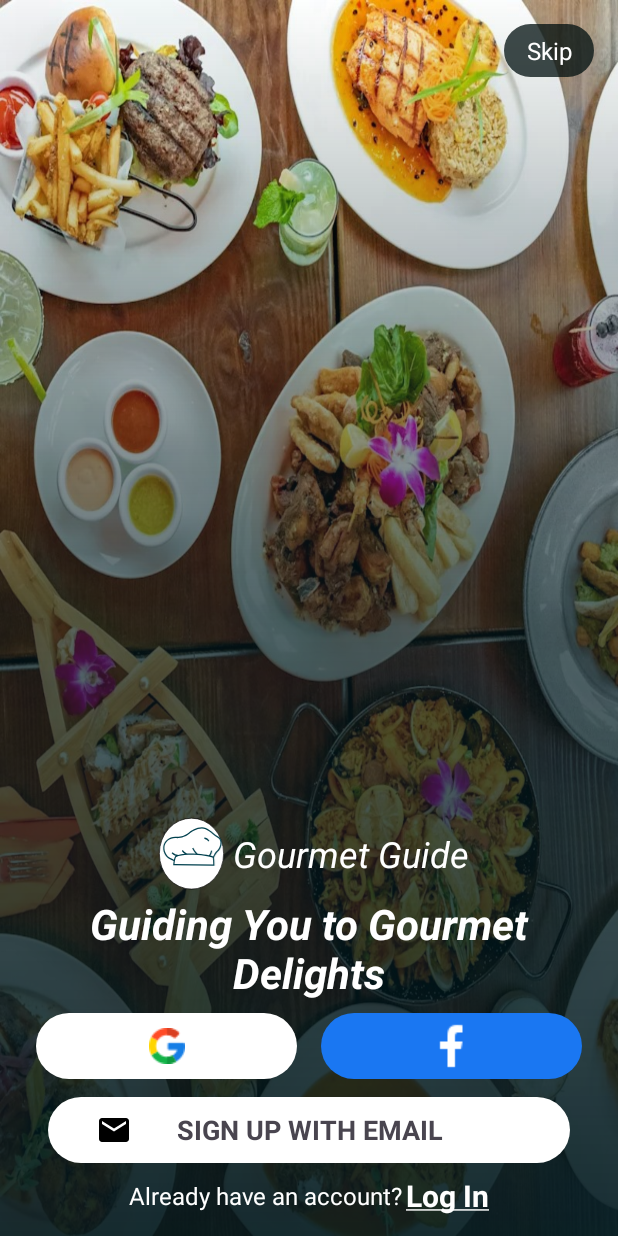
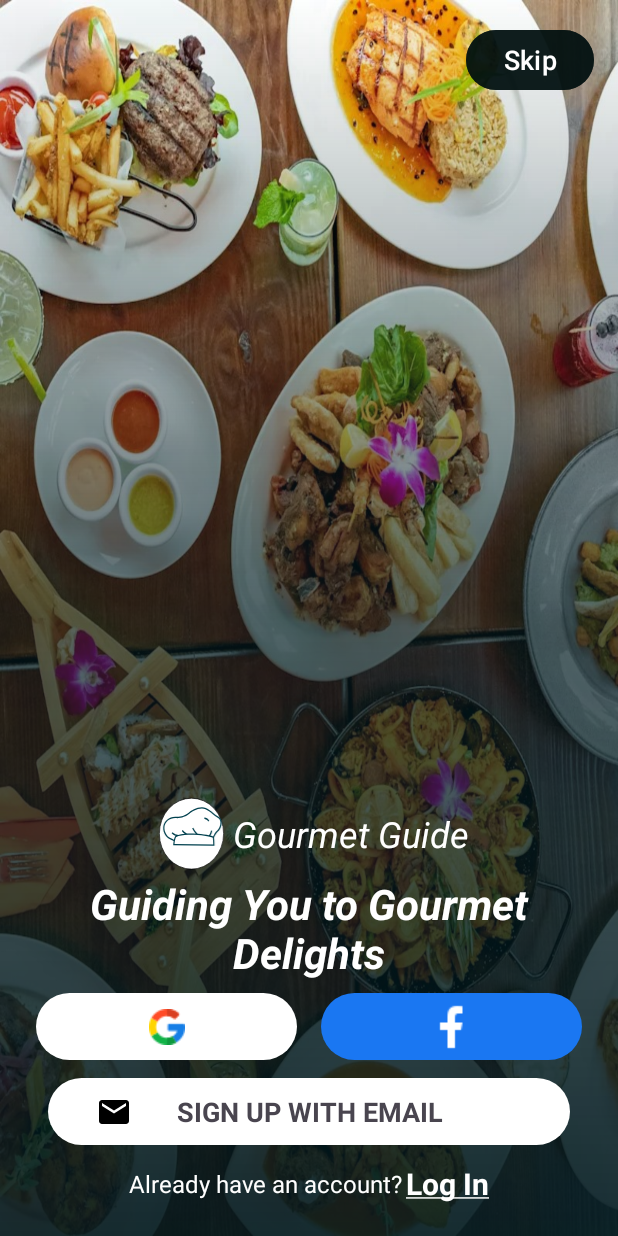
Before and after one commit to Ahmednasser21/Gourmet_Guide, an Android app: the screen it shows after launch (SignUpActivity), on a phone screen of 412 x 824 dp. Run offline under Robolectric (Android 15) with nearby library versions, the phone set to English and light mode, and no system bars; our stand-ins replace Firebase (no records; nobody signed in at launch, a user with empty details on screens opened directly); libraries missing offline, so code that uses them is left out: com.facebook, com.facebook.appevents, com.facebook.login; 6 statements that could not run were skipped.

Commit message:
Handling skip button to allow user to enter the app as a guest.

```diff
--- a/app/src/main/java/com/ahmed/gourmetguide/iti/signup_view/SignUpFragment.java
+++ b/app/src/main/java/com/ahmed/gourmetguide/iti/signup_view/SignUpFragment.java
@@ -1,8 +1,11 @@
 package com.ahmed.gourmetguide.iti.signup_view;
 
 import static android.content.ContentValues.TAG;
+import static android.content.Context.MODE_PRIVATE;
 
+import android.content.Context;
 import android.content.Intent;
+import android.content.SharedPreferences;
 import android.os.Bundle;
 
 import androidx.annotation.NonNull;
@@ -15,11 +18,13 @@ import android.util.Log;
 import android.view.LayoutInflater;
 import android.view.View;
 import android.view.ViewGroup;
+import android.widget.Button;
 import android.widget.ImageButton;
 import android.widget.ProgressBar;
 import android.widget.TextView;
 import android.widget.Toast;
 
+import com.ahmed.gourmetguide.iti.MainActivity;
 import com.ahmed.gourmetguide.iti.R;
 import com.facebook.AccessToken;
 import com.facebook.CallbackManager;
@@ -48,6 +53,7 @@ public class SignUpFragment extends Fragment {
     View rootView;
     TextView signUpWithEmail, goToLogin;
     ImageButton googleSignUp, facebookSignUp;
+    Button skip;
     ProgressBar myProgressBar;
 
     GoogleSignInOptions gso;
@@ -98,6 +104,14 @@ public class SignUpFragment extends Fragment {
         goToLogin.setOnClickListener(v -> {
             NavDirections action = SignUpFragmentDirections.actionSignUpFragmentToLoginFragment();
             Navigation.findNavController(v).navigate(action);
+        });
+        skip = view.findViewById(R.id.btn_skip);
+        skip.setOnClickListener(v->{
+            SharedPreferences sharedPreferences = getActivity().
+                    getSharedPreferences(getString(R.string.preference_login_file_key), MODE_PRIVATE);
+            SharedPreferences.Editor editor = sharedPreferences.edit();
+            editor.putBoolean(getString(R.string.preferences_is_guest),true);
+            startActivity(new Intent(getActivity(), MainActivity.class));
         });
     }
 
--- a/app/src/main/res/layout/fragment_sign_up.xml
+++ b/app/src/main/res/layout/fragment_sign_up.xml
@@ -25,7 +25,7 @@
         android:layout_width="wrap_content"
         android:layout_height="wrap_content"
         android:orientation="horizontal"
-        app:layout_constraintGuide_end="287dp" />
+        app:layout_constraintGuide_end="300dp" />
 
     <TextView
         android:id="@+id/textView2"
@@ -75,7 +75,7 @@
         android:layout_height="0dp"
         android:layout_marginStart="32dp"
         android:layout_marginEnd="32dp"
-        android:layout_marginBottom="8dp"
+        android:layout_marginBottom="12dp"
         android:background="@drawable/white_curved_background"
         android:gravity="center"
         android:text="@string/sign_up_with_email"
@@ -103,7 +103,7 @@
         android:id="@+id/textView4"
         android:layout_width="wrap_content"
         android:layout_height="wrap_content"
-        android:layout_marginBottom="16dp"
+        android:layout_marginBottom="24dp"
         android:text="@string/already_have_an_account"
         android:textColor="@color/white"
         android:textSize="16sp"
@@ -119,7 +119,7 @@
         android:layout_width="wrap_content"
         android:layout_height="wrap_content"
         android:layout_marginStart="2dp"
-        android:layout_marginBottom="16dp"
+        android:layout_marginBottom="24dp"
         android:text="@string/log_in"
         android:textColor="@color/white"
         android:textSize="20sp"
@@ -167,17 +167,17 @@
         app:layout_constraintTop_toBottomOf="@+id/textView2"
         tools:ignore="TouchTargetSizeCheck" />
 
-    <TextView
-        android:id="@+id/textView8"
-        android:layout_width="60dp"
-        android:layout_height="35dp"
+    <Button
+        android:id="@+id/btn_skip"
+        android:layout_width="85dp"
+        android:layout_height="48dp"
         android:layout_marginTop="16dp"
         android:layout_marginEnd="16dp"
-        android:background="@drawable/semidark_curved_background"
+        android:backgroundTint="#BF000F0F"
         android:gravity="center"
-        android:text="Skip"
+        android:text="@string/skip"
         android:textColor="@color/white"
-        android:textSize="16sp"
+        android:textSize="18sp"
         app:layout_constraintEnd_toEndOf="parent"
         app:layout_constraintTop_toTopOf="parent" />
 
--- a/app/src/main/res/values/strings.xml
+++ b/app/src/main/res/values/strings.xml
@@ -35,8 +35,10 @@
     <string name="second_fragment_label">Second Fragment</string>
     <string name="next">Next</string>
     <string name="previous">Previous</string>
+    <string name="preference_login_file_key">MyPrefs</string>
     <string name="preferences_is_logged_in">isLoggedIn</string>
-    <string name="preference_login_file_key">MyPrefs</string>
+    <string name="preferences_is_guest">isGuest</string>
+
 
     <string name="lorem_ipsum">
         Lorem ipsum dolor sit amet, consectetur adipiscing elit. Nam in scelerisque sem. Mauris
@@ -74,4 +76,5 @@
         libero vel nunc consequat, quis tincidunt nisl eleifend. Cras bibendum enim a justo luctus
         vestibulum. Fusce dictum libero quis erat maximus, vitae volutpat diam dignissim.
     </string>
+    <string name="skip">Skip</string>
 </resources>
```
